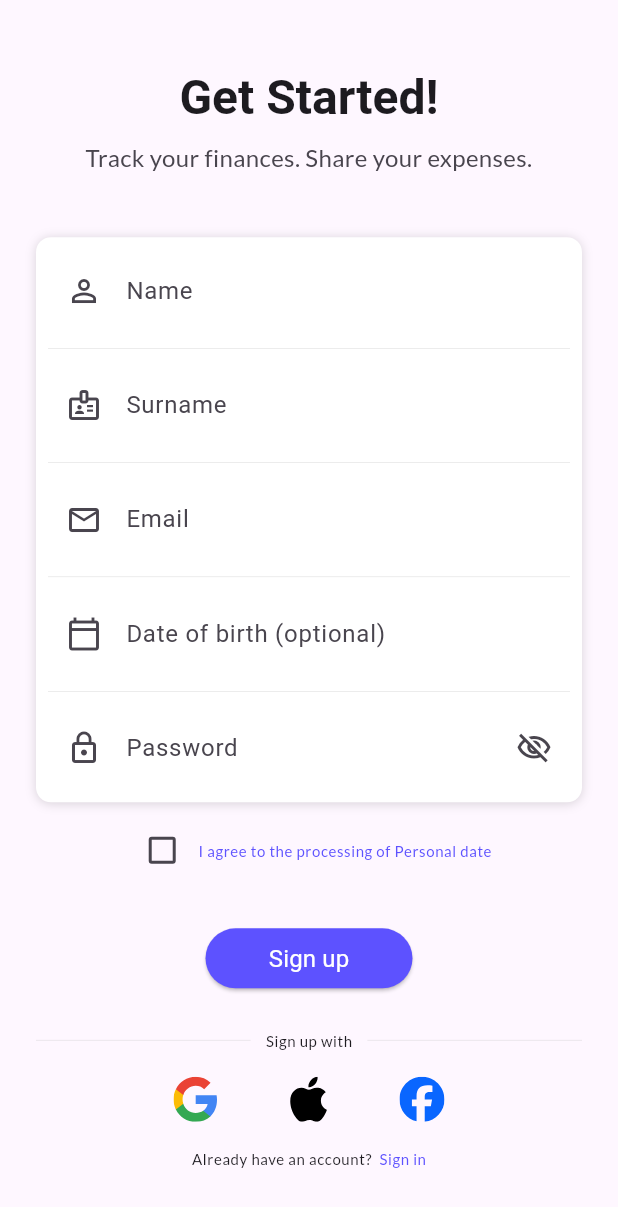
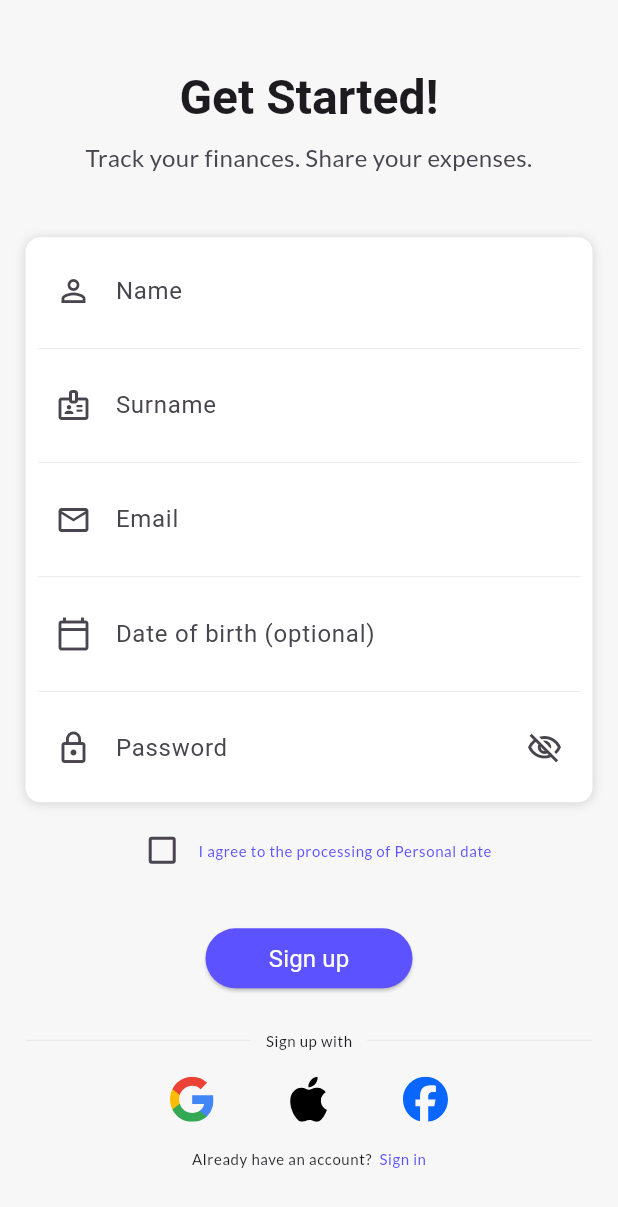
Before and after one commit to poleheshko/saveon_frontend, a Flutter app: the screen it shows after launch, after a tap on "Log in", after a tap on "Sign up", on a phone screen of 412 x 824 dp. Shown: the top 1207 px of the screen. Run offline on Flutter 3.47's test engine with Material 3 defaults, Android fonts, the light colour scheme and no system bars; our stand-ins replace calendar_date_picker2, flutter_svg, google_fonts, shared_preferences.

Commit message:
Refactored login and signup pages + Added auto-login after signup

```diff
--- /dev/null
+++ b/lib/models/common/common_page_empty.dart
@@ -0,0 +1,36 @@
+import 'package:flutter/cupertino.dart';
+import 'package:flutter/material.dart';
+
+class CommonPageEmpty extends StatelessWidget {
+  final List<Widget> commonPageEmptyContent;
+
+  const CommonPageEmpty({required this.commonPageEmptyContent, super.key});
+
+  @override
+  Widget build(BuildContext context) {
+    return Scaffold(
+      backgroundColor: const Color(0xFFF7F7F7),
+      extendBodyBehindAppBar: true,
+      body: LayoutBuilder(
+        builder: (context, constraints) {
+          return SingleChildScrollView(
+            child: ConstrainedBox(
+              constraints: BoxConstraints(
+                minHeight: constraints.maxHeight,
+              ),
+              child: Padding(
+                padding: const EdgeInsets.fromLTRB(17, 0, 17, 0),
+                child: Column(
+                  mainAxisAlignment: MainAxisAlignment.center,
+                  crossAxisAlignment: CrossAxisAlignment.center,
+                  mainAxisSize: MainAxisSize.max,
+                  children: commonPageEmptyContent,
+                ),
+              ),
+            ),
+          );
+        },
+      ),
+    );
+  }
+}
--- a/lib/widgets/login_flow/login_page.dart
+++ b/lib/widgets/login_flow/login_page.dart
@@ -6,6 +6,7 @@ import 'package:saveon_frontend/models/common/saveon_section.dart';
 import 'package:saveon_frontend/models/common/saveon_textbutton_small.dart';
 
 import '../../models/common/clickable_svg_logo.dart';
+import '../../models/common/common_page_empty.dart';
 import '../../models/common/saveon_spacer.dart';
 import '../../models/common/saveon_textbutton.dart';
 import '../../services/auth_service.dart';
@@ -63,15 +64,9 @@ class _SaveonLoginPage extends State<SaveonLoginPage> {
   Widget build(BuildContext context) {
     final theme = Theme.of(context);
 
-    return Scaffold(
-      body: SafeArea(
-        child: Center(
-          child: SingleChildScrollView(
-            child: Padding(
-              padding: const EdgeInsets.symmetric(horizontal: 24, vertical: 32),
-              child: ConstrainedBox(
-                constraints: const BoxConstraints(maxWidth: 400),
-
+    return CommonPageEmpty(
+      commonPageEmptyContent: [
+        SafeArea(
           //Content
           child: Column(
             crossAxisAlignment: CrossAxisAlignment.stretch,
@@ -117,9 +112,7 @@ class _SaveonLoginPage extends State<SaveonLoginPage> {
                             if (value == null || value.trim().isEmpty) {
                               return 'Please enter your email';
                             }
-                                  final emailRegex = RegExp(
-                                    r'^[^@]+@[^@]+\.[^@]+$',
-                                  );
+                            final emailRegex = RegExp(r'^[^@]+@[^@]+\.[^@]+$');
                             if (!emailRegex.hasMatch(value.trim())) {
                               return 'Enter a valid email';
                             }
@@ -160,14 +153,12 @@ class _SaveonLoginPage extends State<SaveonLoginPage> {
 
                         //remember me and forget password
                         Row(
-                                mainAxisAlignment:
-                                    MainAxisAlignment.spaceBetween,
+                          mainAxisAlignment: MainAxisAlignment.spaceBetween,
                           crossAxisAlignment: CrossAxisAlignment.center,
                           children: [
                             Row(
                               mainAxisAlignment: MainAxisAlignment.start,
-                                    crossAxisAlignment:
-                                        CrossAxisAlignment.center,
+                              crossAxisAlignment: CrossAxisAlignment.center,
                               children: [
                                 Checkbox(
                                   value: _rememberMe,
@@ -190,9 +181,8 @@ class _SaveonLoginPage extends State<SaveonLoginPage> {
                             Align(
                               alignment: Alignment.centerRight,
                               child: SaveOnTextButton(
-                                      onPressed:
-                                          () => showComingSoonDialog(context),
-                                      buttonLabel: 'Forgot password?'
+                                onPressed: () => showComingSoonDialog(context),
+                                buttonLabel: 'Forgot password?',
                               ),
                             ),
                           ],
@@ -215,10 +205,7 @@ class _SaveonLoginPage extends State<SaveonLoginPage> {
                   Row(
                     children: [
                       Expanded(
-                              child: Container(
-                                color: Color(0xFFC0C0C0),
-                                height: 0.2,
-                              ),
+                        child: Container(color: Color(0xFFC0C0C0), height: 0.2),
                       ),
                       SizedBox(width: 10),
                       Text(
@@ -227,10 +214,7 @@ class _SaveonLoginPage extends State<SaveonLoginPage> {
                       ),
                       SizedBox(width: 10),
                       Expanded(
-                              child: Container(
-                                color: Color(0xFFC0C0C0),
-                                height: 0.2,
-                              ),
+                        child: Container(color: Color(0xFFC0C0C0), height: 0.2),
                       ),
                     ],
                   ),
@@ -251,8 +235,7 @@ class _SaveonLoginPage extends State<SaveonLoginPage> {
                       ),
                       Expanded(flex: 1, child: SizedBox()),
                       ClickableSvgLogo(
-                              SvgPath:
-                              "lib/assets/logos/facebook_logo_30px.svg",
+                        SvgPath: "lib/assets/logos/facebook_logo_30px.svg",
                         onTap: () => showComingSoonDialog(context),
                       ),
                       Expanded(flex: 2, child: SizedBox()),
@@ -272,9 +255,11 @@ class _SaveonLoginPage extends State<SaveonLoginPage> {
                       SaveOnTextButtonSmall(
                         buttonLabel: "Sign up",
                         onPressed: () {
-                                Navigator.of(
-                                  context,
-                                ).push(MaterialPageRoute(builder: (_) => const SaveOnSignupPage()));
+                          Navigator.of(context).push(
+                            MaterialPageRoute(
+                              builder: (_) => const SaveOnSignupPage(),
+                            ),
+                          );
                         },
                       ),
                     ],
@@ -284,10 +269,7 @@ class _SaveonLoginPage extends State<SaveonLoginPage> {
             ],
           ),
         ),
-            ),
-          ),
-        ),
-      ),
+      ],
     );
   }
 }
--- a/lib/widgets/login_flow/signup_page.dart
+++ b/lib/widgets/login_flow/signup_page.dart
@@ -7,8 +7,10 @@ import 'package:saveon_frontend/models/common/saveon_spacer.dart';
 
 import '../../models/common/clickable_svg_logo.dart';
 import '../../models/common/coming_soon_alert.dart';
+import '../../models/common/common_page_empty.dart';
 import '../../models/common/saveon_textbutton_small.dart';
 import '../../services/auth_service.dart';
+import '../bottom_navigation/main_navigation.dart';
 import 'login_page.dart';
 
 class SaveOnSignupPage extends StatefulWidget {
@@ -50,15 +52,9 @@ class _SaveOnSignupPage extends State<SaveOnSignupPage> {
   Widget build(BuildContext context) {
     final theme = Theme.of(context);
 
-    return Scaffold(
-      body: SafeArea(
-        child: Center(
-          child: SingleChildScrollView(
-            child: Padding(
-              padding: const EdgeInsets.symmetric(horizontal: 24, vertical: 32),
-              child: ConstrainedBox(
-                constraints: const BoxConstraints(maxWidth: 400),
-
+    return CommonPageEmpty(
+      commonPageEmptyContent: [
+        SafeArea(
           //Content
           child: Column(
             crossAxisAlignment: CrossAxisAlignment.stretch,
@@ -160,9 +156,7 @@ class _SaveOnSignupPage extends State<SaveOnSignupPage> {
                             if (value == null || value.trim().isEmpty) {
                               return 'Please enter your email';
                             }
-                                  final emailRegex = RegExp(
-                                    r'^[^@]+@[^@]+\.[^@]+$',
-                                  );
+                            final emailRegex = RegExp(r'^[^@]+@[^@]+\.[^@]+$');
                             if (!emailRegex.hasMatch(value.trim())) {
                               return 'Enter a valid email';
                             }
@@ -177,9 +171,7 @@ class _SaveOnSignupPage extends State<SaveOnSignupPage> {
                           readOnly: true,
                           decoration: const InputDecoration(
                             labelText: 'Date of birth (optional)',
-                                  prefixIcon: Icon(
-                                    Icons.calendar_today_outlined,
-                                  ),
+                            prefixIcon: Icon(Icons.calendar_today_outlined),
                             hintText: "Select your date of birth",
                             border: InputBorder.none,
                             enabledBorder: InputBorder.none,
@@ -283,8 +275,7 @@ class _SaveOnSignupPage extends State<SaveOnSignupPage> {
                       },
                     ),
                     SaveOnTextButtonSmall(
-                            buttonLabel:
-                                "I agree to the processing of Personal date",
+                      buttonLabel: "I agree to the processing of Personal date",
                       onPressed: () {
                         setState(() {
                           _rememberMe = !_rememberMe;
@@ -315,10 +306,7 @@ class _SaveOnSignupPage extends State<SaveOnSignupPage> {
                   Row(
                     children: [
                       Expanded(
-                              child: Container(
-                                color: Color(0xFFC0C0C0),
-                                height: 0.2,
-                              ),
+                        child: Container(color: Color(0xFFC0C0C0), height: 0.2),
                       ),
                       SizedBox(width: 10),
                       Text(
@@ -327,10 +315,7 @@ class _SaveOnSignupPage extends State<SaveOnSignupPage> {
                       ),
                       SizedBox(width: 10),
                       Expanded(
-                              child: Container(
-                                color: Color(0xFFC0C0C0),
-                                height: 0.2,
-                              ),
+                        child: Container(color: Color(0xFFC0C0C0), height: 0.2),
                       ),
                     ],
                   ),
@@ -385,10 +370,7 @@ class _SaveOnSignupPage extends State<SaveOnSignupPage> {
             ],
           ),
         ),
-            ),
-          ),
-        ),
-      ),
+      ],
     );
   }
 
@@ -435,7 +417,7 @@ class _SaveOnSignupPage extends State<SaveOnSignupPage> {
       // Registration successful
       ScaffoldMessenger.of(context).showSnackBar(
         const SnackBar(
-          content: Text('Registration successful! Please sign in.'),
+          content: Text('Registration successful. Welcome!'),
           backgroundColor: Colors.green,
         ),
       );
@@ -456,5 +438,20 @@ class _SaveOnSignupPage extends State<SaveOnSignupPage> {
         ),
       );
     }
+
+    final success = await _authService.login(
+      email: _emailCtrl.text.trim(),
+      password: _passwordCtrl.text,
+    );
+
+    if (success) {
+      Navigator.of(context).pushReplacement(
+        MaterialPageRoute(builder: (_) => const MainNavigation()),
+      );
+    } else {
+      ScaffoldMessenger.of(context).showSnackBar(
+        const SnackBar(content: Text('Invalid email or password')),
+      );
     }
   }
+}
```
Lines whose indentation alone changed are shown as unchanged.
